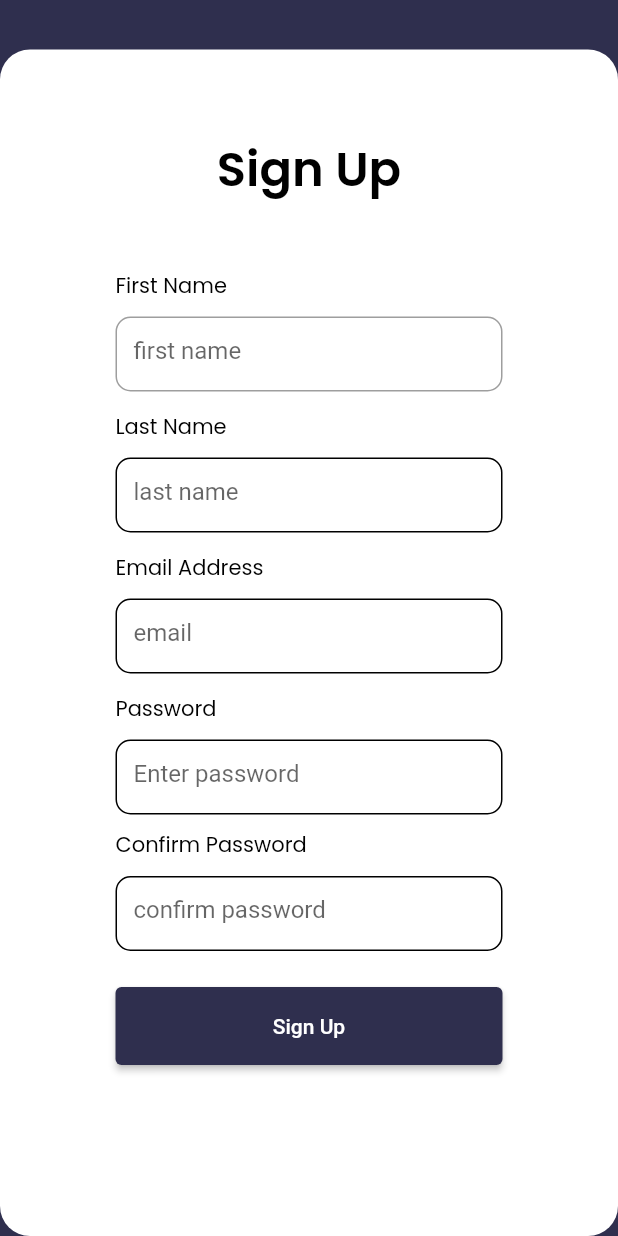
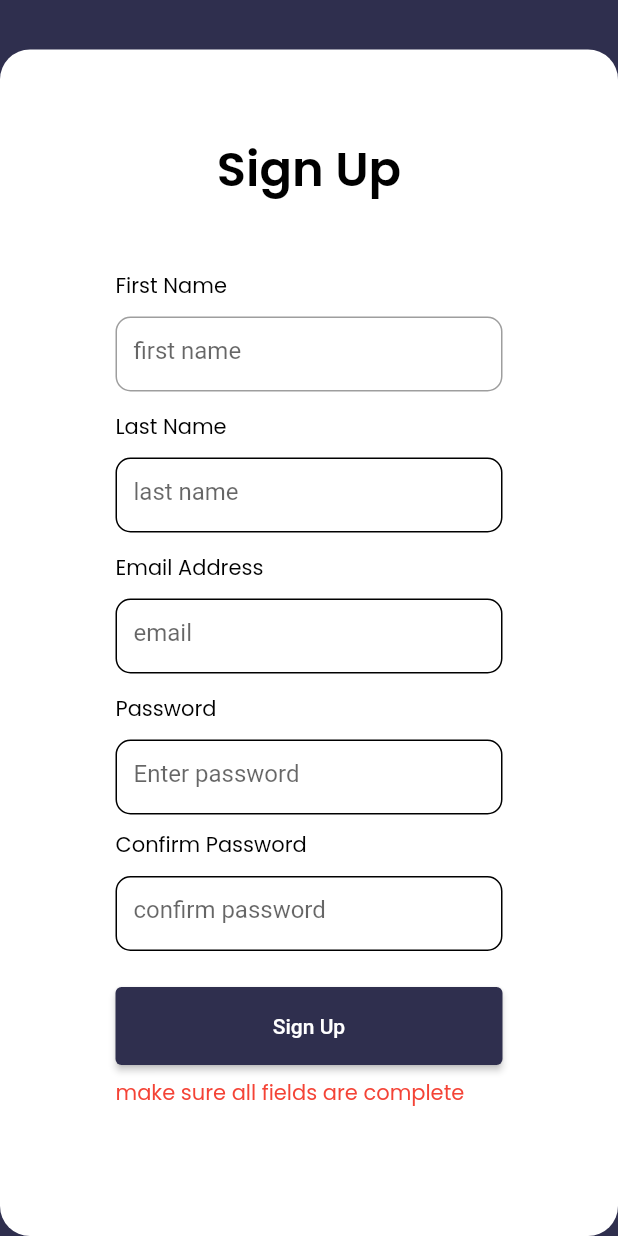
Before and after one commit to Imma76/genysis-blog-replica, a Flutter app: the SignUp screen opened directly, scrolled down 141 dp, after a tap on "Sign Up", on a phone screen of 412 x 824 dp. Run offline on Flutter 3.47's test engine with Material 2 defaults, Android fonts, the phone set to English and light mode, and no system bars; our stand-ins replace cached_network_image, flutter_riverpod, flutter_screenutil, gap, google_fonts, responsive_builder and 1 more; missing offline and left inert: markdown_editable_textinput; accounts and stored records are empty.

Commit message:
finished sign up functionality

```diff
--- a/lib/controllers/all_providers/all_providers.dart
+++ b/lib/controllers/all_providers/all_providers.dart
@@ -1,5 +1,8 @@
 import 'package:flutter_riverpod/flutter_riverpod.dart';
 import 'package:genesys_blog/controllers/home_page_controller.dart';
+import 'package:genesys_blog/controllers/user_controller.dart';
 
 final homePageProvider =
     ChangeNotifierProvider<HomePageProvider>((ref) => HomePageProvider());
+final userProvider =
+    ChangeNotifierProvider<UserProvider>((ref) => UserProvider());
--- a/lib/controllers/user_controller.dart
+++ b/lib/controllers/user_controller.dart
@@ -1,9 +1,19 @@
 import 'dart:io';
 
 import 'package:flutter/cupertino.dart';
+import 'package:flutter/material.dart';
 import 'package:genesys_blog/services/user.dart';
+import 'package:genesys_blog/views/desktop_view/authentication_view/sign_in.dart';
 
-class UserController extends ChangeNotifier {
+extension EmailValidator on String {
+  bool isValidEmail() {
+    return RegExp(
+            r'^(([^<>()[\]\\.,;:\s@\"]+(\.[^<>()[\]\\.,;:\s@\"]+)*)|(\".+\"))@((\[[0-9]{1,3}\.[0-9]{1,3}\.[0-9]{1,3}\.[0-9]{1,3}\])|(([a-zA-Z\-0-9]+\.)+[a-zA-Z]{2,}))$')
+        .hasMatch(this);
+  }
+}
+
+class UserProvider extends ChangeNotifier {
   TextEditingController emailController = TextEditingController();
 
   TextEditingController firstNameController = TextEditingController();
@@ -29,15 +39,20 @@ class UserController extends ChangeNotifier {
     if (passwordController.text.trim() !=
         confirmPasswordController.text.trim()) {
       message = 'passwords do not match';
-        notifyListeners();
+      notifyListeners();
+      return false;
+    }
+    if (emailController.text.trim().isValidEmail() == false) {
+      print('true');
+      message = 'enter a valid email';
+       notifyListeners();
       return false;
     }
     return true;
   }
-   bool validateSignIn() {
-    if (emailController.text.isEmpty ||
-        passwordController.text.isEmpty
-       ) {
+
+  bool validateSignIn() {
+    if (emailController.text.isEmpty || passwordController.text.isEmpty) {
       message = 'make sure all fields are complete';
       notifyListeners();
       return false;
@@ -46,10 +61,12 @@ class UserController extends ChangeNotifier {
     return true;
   }
 
-  Future<bool> signUpUser() async {
-    load = true;
+  Future<bool> signUpUser(context) async {
+
     UserService _userService = UserService();
     try {
+       load = true;
+       notifyListeners();
       final uMessage = await _userService.signUpUser(
           password: passwordController.text.trim(),
           email: emailController.text.trim(),
@@ -58,12 +75,22 @@ class UserController extends ChangeNotifier {
       message = uMessage;
       load = false;
       notifyListeners();
+      if(message =='user created successfully'){
+         Navigator.pushReplacement(context, MaterialPageRoute(builder: (context) {
+        return SignIn();
+      }));
+      }
+
       return true;
     } on SocketException {
+        load = false;
       message = 'no internet connection';
+      notifyListeners();
       return false;
     } catch (e) {
+        load = false;
       message = e.toString();
+      notifyListeners();
       return false;
     }
   }
--- a/lib/services/user.dart
+++ b/lib/services/user.dart
@@ -19,7 +19,7 @@ class UserService {
         'email': email,
         'password': password,
       };
-      var response = await http.post(Uri.parse(baseUrl + 'user'), body: body);
+      var response = await http.post(Uri.parse(baseUrl + 'users'), body: body);
       var decode = jsonDecode(response.body);
       return decode['message'];
     } catch (e) {
@@ -37,7 +37,7 @@ class UserService {
         'email': email,
         'password': password,
       };
-      var response = await http.post(Uri.parse(baseUrl + 'user'), body: body);
+      var response = await http.post(Uri.parse(baseUrl + 'users'), body: body);
       var decode = jsonDecode(response.body);
 
       UserModel _userModel = UserModel.fromJson(decode['body']['data']);
--- a/lib/views/desktop_view/authentication_view/sign_up.dart
+++ b/lib/views/desktop_view/authentication_view/sign_up.dart
@@ -2,6 +2,8 @@ import 'package:flutter/material.dart';
 import 'package:flutter_riverpod/flutter_riverpod.dart';
 import 'package:gap/gap.dart';
 import 'package:genesys_blog/constant.dart';
+import 'package:genesys_blog/controllers/all_providers/all_providers.dart';
+import 'package:genesys_blog/controllers/user_controller.dart';
 import 'package:google_fonts/google_fonts.dart';
 
 class SignUp extends ConsumerStatefulWidget {
@@ -13,7 +15,15 @@ class SignUp extends ConsumerStatefulWidget {
 
 class _SignUpState extends ConsumerState<SignUp> {
   @override
+  void initState() {
+    // TODO: implement initState
+    super.initState();
+    UserProvider _userController = ref.read(userProvider);
+  }
+
+  @override
   Widget build(BuildContext context) {
+    UserProvider _userController = ref.watch(userProvider);
     return Scaffold(
       backgroundColor: darkBlueColor,
       body: Center(
@@ -58,9 +68,10 @@ class _SignUpState extends ConsumerState<SignUp> {
                     SizedBox(
                       height: 50,
                       child: TextField(
+                        controller: _userController.firstNameController,
                         //  maxLines: 0,
                         decoration: InputDecoration(
-                         hintText: 'first name',
+                            hintText: 'first name',
                             border: OutlineInputBorder(
                                 borderRadius: BorderRadius.circular(10),
                                 borderSide: BorderSide(
@@ -79,6 +90,7 @@ class _SignUpState extends ConsumerState<SignUp> {
                       height: 50,
                       child: TextField(
                         //  maxLines: 0,
+                        controller: _userController.lastNameController,
                         decoration: InputDecoration(
                             hintText: 'last name',
                             enabledBorder: OutlineInputBorder(
@@ -86,10 +98,11 @@ class _SignUpState extends ConsumerState<SignUp> {
                                 borderSide: BorderSide(color: black, width: 1)),
                             border: OutlineInputBorder(
                                 borderRadius: BorderRadius.circular(10),
-                                borderSide: BorderSide(color: black, width: 1))),
+                                borderSide:
+                                    BorderSide(color: black, width: 1))),
                       ),
                     ),
-                     const Gap(13),
+                    const Gap(13),
                     Text('Email Address',
                         style: GoogleFonts.poppins(
                             fontSize: 14,
@@ -98,8 +111,11 @@ class _SignUpState extends ConsumerState<SignUp> {
                     const Gap(10),
                     SizedBox(
                       height: 50,
-                      child: TextField(
+                      child: TextFormField(
                         //  maxLines: 0,
+                        controller: _userController.emailController,
+                        // validator: (input) =>
+                        //     input!.isValidEmail() ? null : "Check your email",
                         decoration: InputDecoration(
                             hintText: 'email',
                             enabledBorder: OutlineInputBorder(
@@ -107,10 +123,11 @@ class _SignUpState extends ConsumerState<SignUp> {
                                 borderSide: BorderSide(color: black, width: 1)),
                             border: OutlineInputBorder(
                                 borderRadius: BorderRadius.circular(10),
-                                borderSide: BorderSide(color: black, width: 1))),
+                                borderSide:
+                                    BorderSide(color: black, width: 1))),
                       ),
                     ),
-                     const Gap(13),
+                    const Gap(13),
                     Text('Password',
                         style: GoogleFonts.poppins(
                             fontSize: 14,
@@ -121,6 +138,7 @@ class _SignUpState extends ConsumerState<SignUp> {
                       height: 50,
                       child: TextField(
                         //  maxLines: 0,
+                        controller: _userController.passwordController,
                         decoration: InputDecoration(
                             hintText: 'Enter password',
                             enabledBorder: OutlineInputBorder(
@@ -128,11 +146,11 @@ class _SignUpState extends ConsumerState<SignUp> {
                                 borderSide: BorderSide(color: black, width: 1)),
                             border: OutlineInputBorder(
                                 borderRadius: BorderRadius.circular(10),
-                                borderSide: BorderSide(color: black, width: 1))),
+                                borderSide:
+                                    BorderSide(color: black, width: 1))),
                       ),
                     ),
                     const Gap(10),
-
                     Text('Confirm Password',
                         style: GoogleFonts.poppins(
                             fontSize: 14,
@@ -143,6 +161,7 @@ class _SignUpState extends ConsumerState<SignUp> {
                       height: 50,
                       child: TextField(
                         //  maxLines: 0,
+                        controller: _userController.confirmPasswordController,
                         decoration: InputDecoration(
                             hintText: 'confirm password',
                             enabledBorder: OutlineInputBorder(
@@ -150,18 +169,30 @@ class _SignUpState extends ConsumerState<SignUp> {
                                 borderSide: BorderSide(color: black, width: 1)),
                             border: OutlineInputBorder(
                                 borderRadius: BorderRadius.circular(10),
-                                borderSide: BorderSide(color: black, width: 1))),
+                                borderSide:
+                                    BorderSide(color: black, width: 1))),
                       ),
                     ),
                     const Gap(24),
                     ElevatedButton(
-                      onPressed: () {},
-                      child: const Text('Sign Up'),
+                      onPressed: () async {
+                        if (_userController.validateSignUp()) {
+                          await _userController.signUpUser(context);
+                        }
+                      },
+                      child: _userController.load
+                          ?  Center(
+                              child: CircularProgressIndicator(color:white),
+                            )
+                          : const Text('Sign Up'),
                       style: ElevatedButton.styleFrom(
-                          primary: darkBlueColor, fixedSize: const Size(480, 52)),
+                          primary: darkBlueColor,
+                          fixedSize: const Size(480, 52)),
                     ),
                     const Gap(8),
-
+                    _userController.message != null
+                        ? Text(_userController.message.toString(), style:GoogleFonts.poppins(color:Colors.red,))
+                        : const Text('')
                   ],
                 ),
                 width: 614,
--- a/pubspec.yaml
+++ b/pubspec.yaml
@@ -27,6 +27,7 @@ environment:
 # the latest version available on pub.dev. To see which dependencies have newer
 # versions available, run `flutter pub outdated`.
 dependencies:
+  bot_toast: ^4.0.3
   cached_network_image: ^3.0.0
   cupertino_icons: ^1.0.2
   flutter:
```
Also changed, not shown: pubspec.lock.
